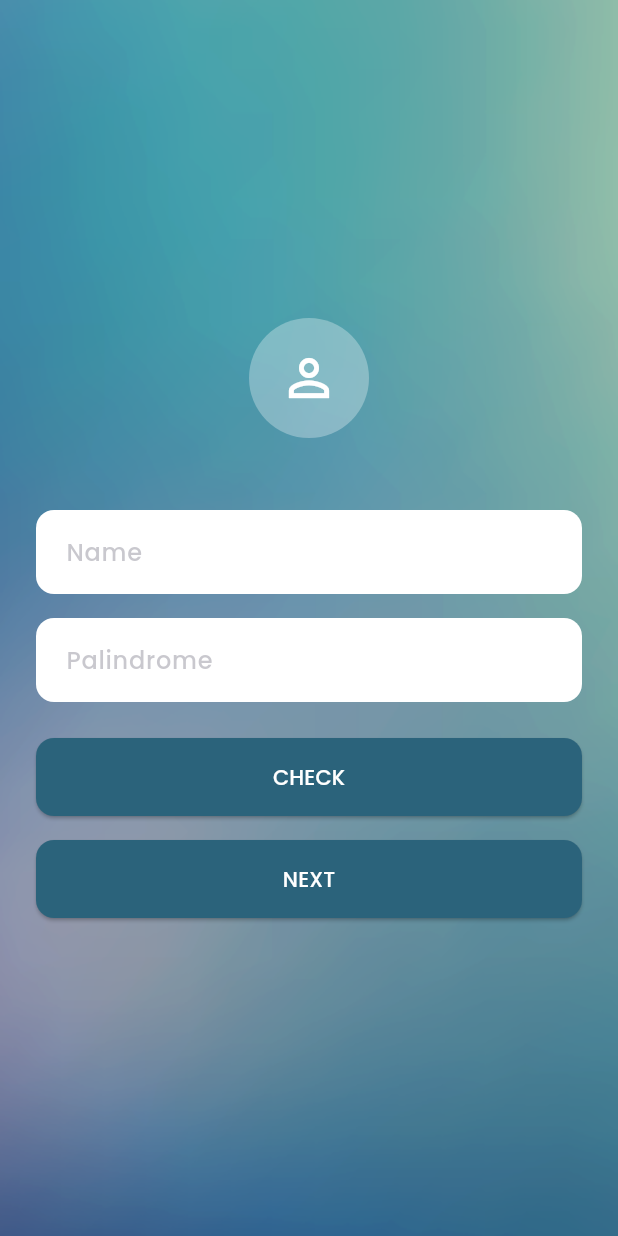
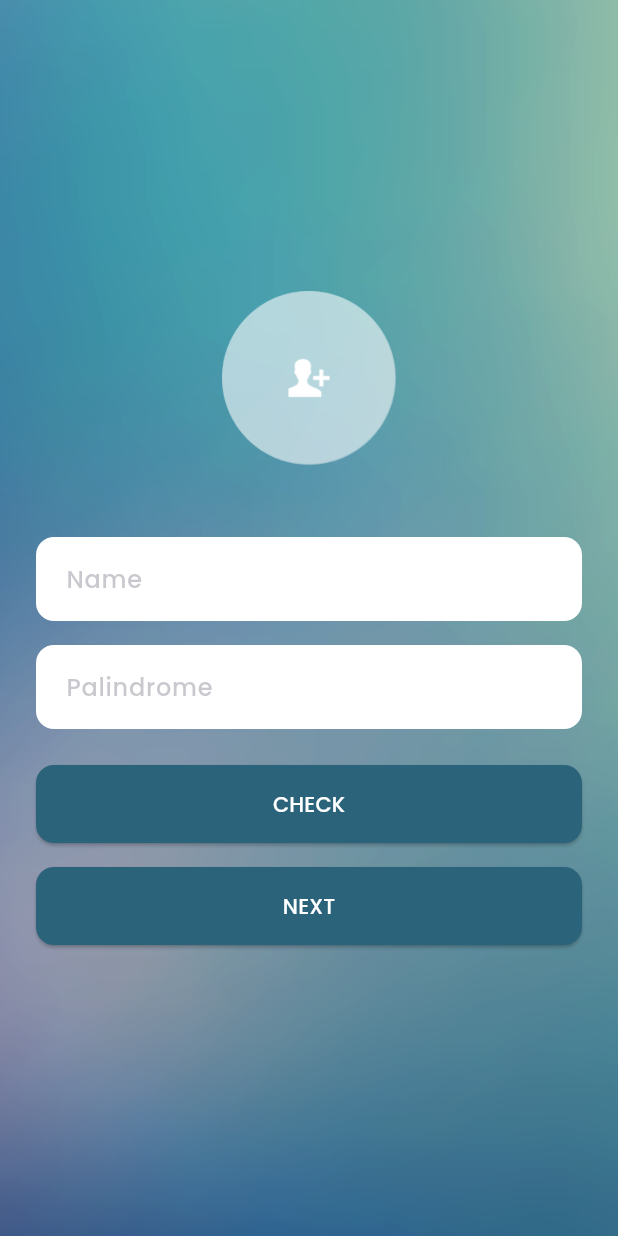
Before and after one commit to FaustaAkbar/MobileApp, a Flutter app: the screen it shows after launch, on a phone screen of 412 x 824 dp. Run offline on Flutter 3.47's test engine with Material 3 defaults, Android fonts, the phone set to English and light mode, and no system bars; our stand-ins replace get, google_fonts; accounts and stored records are empty.

Commit message:
[Update] add comment

```diff
--- a/lib/bindings/first_binding.dart
+++ b/lib/bindings/first_binding.dart
@@ -1,5 +1,10 @@
 import 'package:get/get.dart';
 import 'package:myapp/controllers/first_controller.dart';
+/*
+  Title: First Bindings
+
+  Created by Fausta Akbar
+ */
 
 class FirstBinding extends Bindings {
   @override
--- a/lib/bindings/second_binding.dart
+++ b/lib/bindings/second_binding.dart
@@ -1,5 +1,10 @@
 import 'package:get/get.dart';
 import 'package:myapp/controllers/second_controller.dart';
+/*
+  Title: Second bindings
+
+  Created by Fausta Akbar
+ */
 
 class SecondBinding extends Bindings {
   @override
--- a/lib/bindings/third_binding.dart
+++ b/lib/bindings/third_binding.dart
@@ -1,6 +1,11 @@
 import 'package:get/get.dart';
 import 'package:myapp/controllers/third_controller.dart';
 import 'package:myapp/services/user_service.dart';
+/*
+  Title: Third Bindings
+
+  Created by Fausta Akbar
+ */
 
 class ThirdBinding extends Bindings {
   @override
--- a/lib/controllers/first_controller.dart
+++ b/lib/controllers/first_controller.dart
@@ -1,11 +1,17 @@
 import 'package:flutter/material.dart';
 import 'package:get/get.dart';
 import 'package:myapp/utils/palindrome_checker.dart';
+/*
+  Title: First Controller
+
+  Created by Fausta Akbar
+ */
 
 class FirstController extends GetxController {
   final name = ''.obs;
   final sentence = ''.obs;
 
+  // -------- Check For Palindrome ---------
   void checkPalindrome() {
     final isPalindromeResult = isPalindrome(sentence.value);
     Get.dialog(
--- a/lib/controllers/second_controller.dart
+++ b/lib/controllers/second_controller.dart
@@ -1,5 +1,10 @@
 import 'package:get/get.dart';
 import 'package:myapp/models/user.dart';
+/*
+  Title: Second Controller
+
+  Created by Fausta Akbar
+ */
 
 class SecondController extends GetxController {
   final name = ''.obs;
--- a/lib/controllers/third_controller.dart
+++ b/lib/controllers/third_controller.dart
@@ -2,6 +2,11 @@ import 'package:get/get.dart';
 import 'package:myapp/controllers/second_controller.dart';
 import 'package:myapp/models/user.dart';
 import 'package:myapp/services/user_service.dart';
+/*
+  Title: Third Controller
+
+  Created by Fausta Akbar
+ */
 
 class ThirdController extends GetxController {
   final UserService _userService = Get.find<UserService>();
--- a/lib/main.dart
+++ b/lib/main.dart
@@ -2,6 +2,11 @@ import 'package:flutter/material.dart';
 import 'package:get/get.dart';
 import 'routes/app_pages.dart';
 import 'routes/app_routes.dart';
+/*
+  Title: Main APP
+
+  Created by Fausta Akbar
+ */
 
 void main() {
   runApp(const MyApp());
--- a/lib/models/user.dart
+++ b/lib/models/user.dart
@@ -1,3 +1,9 @@
+/*
+  Title: User Model
+
+  Created by Fausta Akbar
+ */
+
 class User {
   final int id;
   final String email;
--- a/lib/routes/app_pages.dart
+++ b/lib/routes/app_pages.dart
@@ -6,6 +6,11 @@ import 'package:myapp/screens/first_screen.dart';
 import 'package:myapp/screens/second_screen.dart';
 import 'package:myapp/screens/third_screen.dart';
 import 'app_routes.dart';
+/*
+  Title: APP Page Routes
+
+  Created by Fausta Akbar
+ */
 
 class AppPages {
   static final pages = [
--- a/lib/routes/app_routes.dart
+++ b/lib/routes/app_routes.dart
@@ -1,3 +1,9 @@
+/*
+  Title: ALL APP Routes
+
+  Created by Fausta Akbar
+ */
+
 abstract class AppRoutes {
   static const FIRST = '/';
   static const SECOND = '/second';
--- a/lib/screens/first_screen.dart
+++ b/lib/screens/first_screen.dart
@@ -2,6 +2,11 @@ import 'package:flutter/material.dart';
 import 'package:get/get.dart';
 import 'package:google_fonts/google_fonts.dart';
 import '../controllers/first_controller.dart';
+/*
+  Title: First Screen
+
+  Created by Fausta Akbar
+ */
 
 class FirstScreen extends GetView<FirstController> {
   const FirstScreen({super.key});
@@ -27,17 +32,14 @@ class FirstScreen extends GetView<FirstController> {
                   children: [
                     // --------------- Circle Image ---------------
                     Container(
-                      width: 80,
-                      height: 80,
+                      width: 116,
+                      height: 116,
                       decoration: BoxDecoration(
                         color: Colors.white.withOpacity(0.3),
                         shape: BoxShape.circle,
                       ),
-                      child: const Icon(
-                        Icons.person_outline,
-                        color: Colors.white,
-                        size: 40,
-                      ),
+                      child: const Image(
+                          image: AssetImage("assets/icon/person.png")),
                     ),
                     const SizedBox(height: 48),
 
--- a/lib/services/user_service.dart
+++ b/lib/services/user_service.dart
@@ -1,6 +1,11 @@
 import 'dart:convert';
 import 'package:http/http.dart' as http;
 import '../models/user.dart';
+/*
+  Title: User Services
+
+  Created by Fausta Akbar
+ */
 
 class UserService {
   static const String baseUrl = 'https://reqres.in/api';
--- a/lib/utils/palindrome_checker.dart
+++ b/lib/utils/palindrome_checker.dart
@@ -1,3 +1,9 @@
+/*
+  Title: Check Palindrome Funtion
+
+  Created by Fausta Akbar
+ */
+
 String cleanString(String text) {
   return text.toLowerCase().replaceAll(RegExp(r'[^a-z0-9]'), '');
 }
```
Also changed, not shown: lib/screens/second_screen.dart (+10 -1 lines), lib/screens/third_screen.dart (+10 -1 lines), pubspec.yaml (+4 -4 lines), assets/icon/person.png (added), pubspec.lock, 1 other file.
